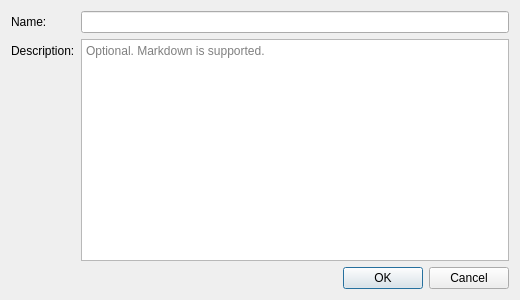
First picture: the form in launcher/ui/dialogs/EditTemplateDialog.ui, repository Gleb-Lisovskiy/PrismLauncher, before the edit.
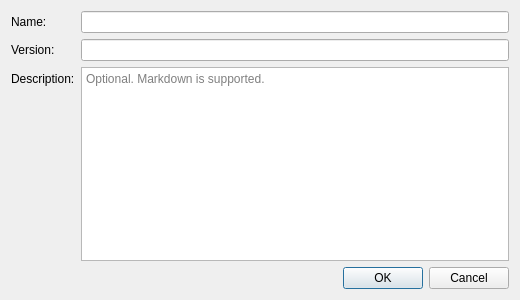
Second picture: the form after the edit.

Commit message: Templates: carry their own files, in as many versions as wanted

Patch:
```diff
--- a/launcher/ui/dialogs/EditTemplateDialog.ui
+++ b/launcher/ui/dialogs/EditTemplateDialog.ui
@@ -27,13 +27,23 @@
       <widget class="QLineEdit" name="nameEdit"/>
      </item>
      <item row="1" column="0">
+      <widget class="QLabel" name="versionLabel">
+       <property name="text">
+        <string>Version:</string>
+       </property>
+      </widget>
+     </item>
+     <item row="1" column="1">
+      <widget class="QLineEdit" name="versionEdit"/>
+     </item>
+     <item row="2" column="0">
       <widget class="QLabel" name="descriptionLabel">
        <property name="text">
         <string>Description:</string>
        </property>
       </widget>
      </item>
-     <item row="1" column="1">
+     <item row="2" column="1">
       <widget class="QPlainTextEdit" name="descriptionEdit">
        <property name="placeholderText">
         <string>Optional. Markdown is supported.</string>
```
The commit also changes 16 other files.
